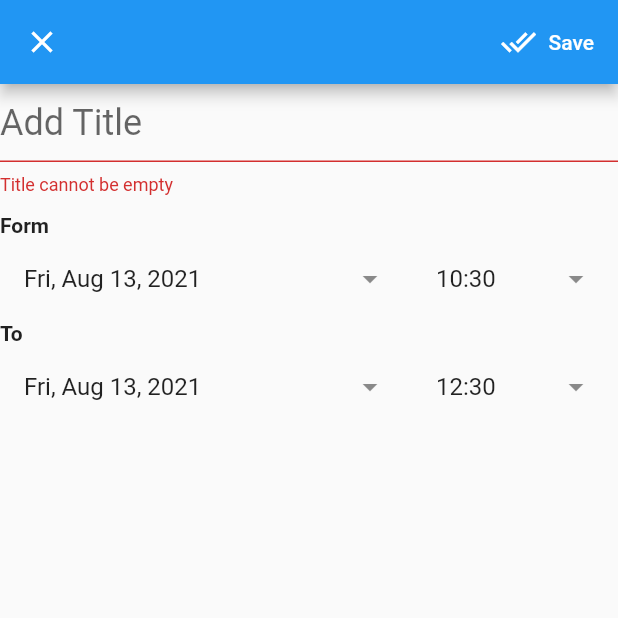
After one commit to crazy-diya/Weather-App-Flutter, a Flutter app: the EventEditorPage screen opened directly, after a tap on "Save", on a phone screen of 412 x 824 dp, the top half of it. The commit adds this screen. Run offline on Flutter 3.47's test engine with Material 2 defaults, Android fonts, the phone set to English and light mode, and no system bars; our stand-ins replace geocoding, geolocator, google_fonts, syncfusion_flutter_calendar, weather_icons; missing offline and left inert: flutter_analog_clock; network calls fail.

Commit message:
some works

```diff
--- /dev/null
+++ b/lib/model/event_provider.dart
@@ -0,0 +1,13 @@
+import 'package:flutter/cupertino.dart';
+import 'package:weather_app/model/event_task.dart';
+class EventProvider extends ChangeNotifier {
+  final List<EventsTask> _event = [];
+
+  List<EventsTask> get events => _event;
+
+  void addEvent(EventsTask eventsTask) {
+    _event.add(eventsTask);
+
+    notifyListeners();
+  }
+}
--- /dev/null
+++ b/lib/model/event_task.dart
@@ -0,0 +1,18 @@
+import 'package:flutter/material.dart';
+
+class EventsTask {
+  final String title;
+  final String description;
+  final DateTime from;
+  final DateTime to;
+  final Color backgroundColor;
+  final bool isAllDay;
+
+  EventsTask(
+      {required this.title,
+      required this.description,
+      required this.from,
+      required this.to,
+        this.backgroundColor = Colors.lightGreen,
+      this.isAllDay = false});
+}
--- /dev/null
+++ b/lib/model/utils.dart
@@ -0,0 +1,23 @@
+import 'package:intl/intl.dart';
+
+class Utils{
+  static String toDateTime(DateTime dateTime){
+    final date = DateFormat.yMMMEd().format(dateTime);
+    final time = DateFormat.Hm().format(dateTime);
+    return '$date $time';
+  }
+
+  static String toDate(DateTime dateTime){
+    final date = DateFormat.yMMMEd().format(dateTime);
+
+    return '$date';
+  }
+
+  static String toTime(DateTime dateTime){
+    final time = DateFormat.Hm().format(dateTime);
+    return '$time';
+  }
+
+  static DateTime removeTime(DateTime dateTime) =>
+      DateTime(dateTime.year, dateTime.month, dateTime.day);
+}
--- /dev/null
+++ b/lib/pages/event_edit_page.dart
@@ -0,0 +1,234 @@
+import 'package:flutter/material.dart';
+import 'package:provider/provider.dart';
+import 'package:weather_app/model/event_provider.dart';
+import 'package:weather_app/model/event_task.dart';
+import 'package:weather_app/model/utils.dart';
+
+class EventEditorPage extends StatefulWidget {
+  final EventsTask? event;
+
+  const EventEditorPage({Key? key, this.event}) : super(key: key);
+
+  @override
+  _EventEditorPageState createState() => _EventEditorPageState();
+}
+
+class _EventEditorPageState extends State<EventEditorPage> {
+  final _formKey = GlobalKey<FormState>();
+  final titleController = TextEditingController();
+  late DateTime fromDate;
+  late DateTime toDate;
+
+  @override
+  void initState() {
+    // TODO: implement initState
+    super.initState();
+
+    if (widget.event == null) {
+      fromDate = DateTime.now();
+      toDate = DateTime.now().add(
+        Duration(hours: 2),
+      );
+    }
+  }
+
+  @override
+  void dispose() {
+    titleController.dispose();
+    super.dispose();
+  }
+
+  @override
+  Widget build(BuildContext context) {
+    return ChangeNotifierProvider(
+      create: (context) => EventProvider(),
+      child: Scaffold(
+        appBar: AppBar(
+          leading: CloseButton(),
+          actions: buildEditingAction(),
+        ),
+        body: SingleChildScrollView(
+          child: Form(
+            key: _formKey,
+            child: Column(
+              mainAxisSize: MainAxisSize.min,
+              children: [
+                buildTitle(),
+                SizedBox(height: 12),
+                buildDateTimePicker(),
+              ],
+            ),
+          ),
+        ),
+      ),
+    );
+  }
+
+  List<Widget> buildEditingAction() => [
+        ElevatedButton.icon(
+          style: ElevatedButton.styleFrom(
+            primary: Colors.transparent,
+            shadowColor: Colors.transparent,
+          ),
+          onPressed: saveForm,
+          icon: Icon(Icons.done_all),
+          label: Text('Save'),
+        ),
+      ];
+
+  Widget buildTitle() => TextFormField(
+        style: TextStyle(fontSize: 24),
+        decoration: InputDecoration(
+          border: UnderlineInputBorder(),
+          hintText: 'Add Title',
+        ),
+        onFieldSubmitted: (_) => saveForm(),
+        validator: (value) =>
+            value != null && value.isEmpty ? 'Title cannot be empty' : null,
+        controller: titleController,
+      );
+
+  Widget buildDateTimePicker() => Column(
+        children: [
+          buildForm(),
+          buildTo(),
+        ],
+      );
+
+  Widget buildForm() => buildHeader(
+        header: 'Form',
+        child: Row(
+          children: [
+            Expanded(
+              flex: 2,
+              child: buildDropDownField(
+                text: Utils.toDate(fromDate),
+                onClicked: () => picFromDateTime(pickDate: true),
+              ),
+            ),
+            Expanded(
+              child: buildDropDownField(
+                text: Utils.toTime(fromDate),
+                onClicked: () => picFromDateTime(pickDate: false),
+              ),
+            )
+          ],
+        ),
+      );
+
+  Widget buildTo() => buildHeader(
+        header: 'To',
+        child: Row(
+          children: [
+            Expanded(
+              flex: 2,
+              child: buildDropDownField(
+                text: Utils.toDate(toDate),
+                onClicked: () => pickToDataTime(pickDate: true),
+              ),
+            ),
+            Expanded(
+              child: buildDropDownField(
+                text: Utils.toTime(toDate),
+                onClicked: () => pickToDataTime(pickDate: false),
+              ),
+            )
+          ],
+        ),
+      );
+
+  Widget buildHeader({required String header, required Widget child}) => Column(
+        crossAxisAlignment: CrossAxisAlignment.start,
+        children: [
+          Text(
+            header,
+            style: TextStyle(fontWeight: FontWeight.bold),
+          ),
+          child,
+        ],
+      );
+
+  Widget buildDropDownField(
+          {required String text, required VoidCallback onClicked}) =>
+      ListTile(
+        title: Text(text),
+        trailing: Icon(Icons.arrow_drop_down),
+        onTap: onClicked,
+      );
+
+  Future saveForm() async {
+    final isValid = _formKey.currentState!.validate();
+
+    if (isValid) {
+      final event = EventsTask(
+        title: titleController.text,
+        description: 'Description',
+        from: fromDate,
+        to: toDate,
+        isAllDay: false,
+      );
+      final provider = Provider.of<EventProvider>(context, listen: false);
+      provider.addEvent(event);
+      Navigator.of(context).pop();
+    }
+  }
+
+  pickToDataTime({required bool pickDate}) async {
+    final date = await pickDateTime(
+      toDate,
+      pickDate: pickDate,
+      firstDate: pickDate ? fromDate : null,
+    );
+    if (date == null) return;
+
+    setState(() => toDate = date);
+  }
+
+  Future picFromDateTime({required bool pickDate}) async {
+    final date = await pickDateTime(fromDate, pickDate: pickDate);
+    if (date == null) return;
+
+    if (date.isAfter(toDate)) {
+      toDate = DateTime(
+        date.year,
+        date.month,
+        date.day,
+        toDate.hour,
+        toDate.minute,
+      );
+    }
+
+    setState(() => fromDate = date);
+  }
+
+  Future<DateTime?> pickDateTime(
+    DateTime initialDate, {
+    required bool pickDate,
+    DateTime? firstDate,
+  }) async {
+    if (pickDate) {
+      final date = await showDatePicker(
+        context: context,
+        initialDate: initialDate,
+        firstDate: firstDate ?? DateTime(2015, 8),
+        lastDate: DateTime(2101),
+      );
+
+      if (date == null) return null;
+
+      final time =
+          Duration(hours: initialDate.hour, minutes: initialDate.minute);
+      return date.add(time);
+    } else {
+      final timeOfDay = await showTimePicker(
+          context: context, initialTime: TimeOfDay.fromDateTime(initialDate));
+
+      if (timeOfDay == null) return null;
+
+      final date =
+          DateTime(initialDate.year, initialDate.month, initialDate.day);
+      final time = Duration(hours: timeOfDay.hour, minutes: timeOfDay.minute);
+      return date.add(time);
+    }
+  }
+}
--- a/pubspec.yaml
+++ b/pubspec.yaml
@@ -26,9 +26,14 @@ dependencies:
 
   http: ^0.13.3
   google_fonts:
+  weather_icons: ^3.0.0
   flutter_svg:
   geolocator: ^7.4.0
   geocoding:
+  syncfusion_flutter_calendar: ^19.2.55
+  intl:
+  provider:
+  flutter_analog_clock: ^0.1.1
 
 
   # The following adds the Cupertino Icons font to your application.
```
Also changed, not shown: lib/model/event_data_source.dart (added, +28 -0 lines), lib/pages/home_page.dart (+190 -71 lines), lib/services/clock.dart (added, +49 -0 lines), lib/services/meeting.dart (added, +21 -0 lines), lib/services/meeting_data_source.dart (added, +47 -0 lines), pubspec.lock, 1 other file.
